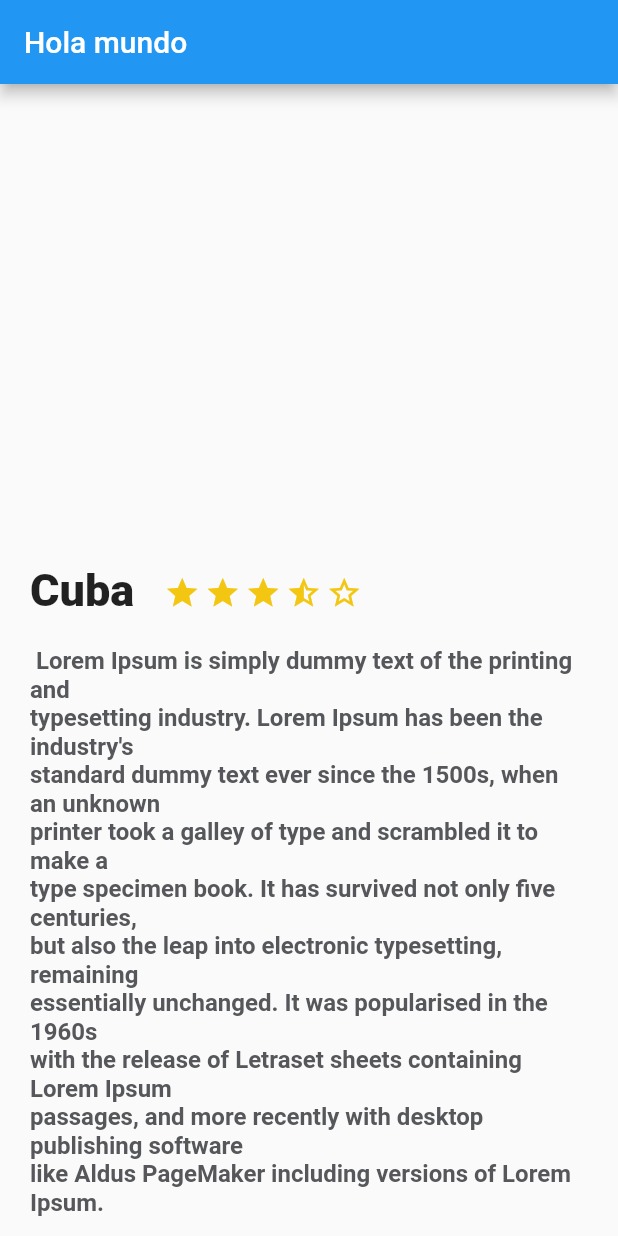
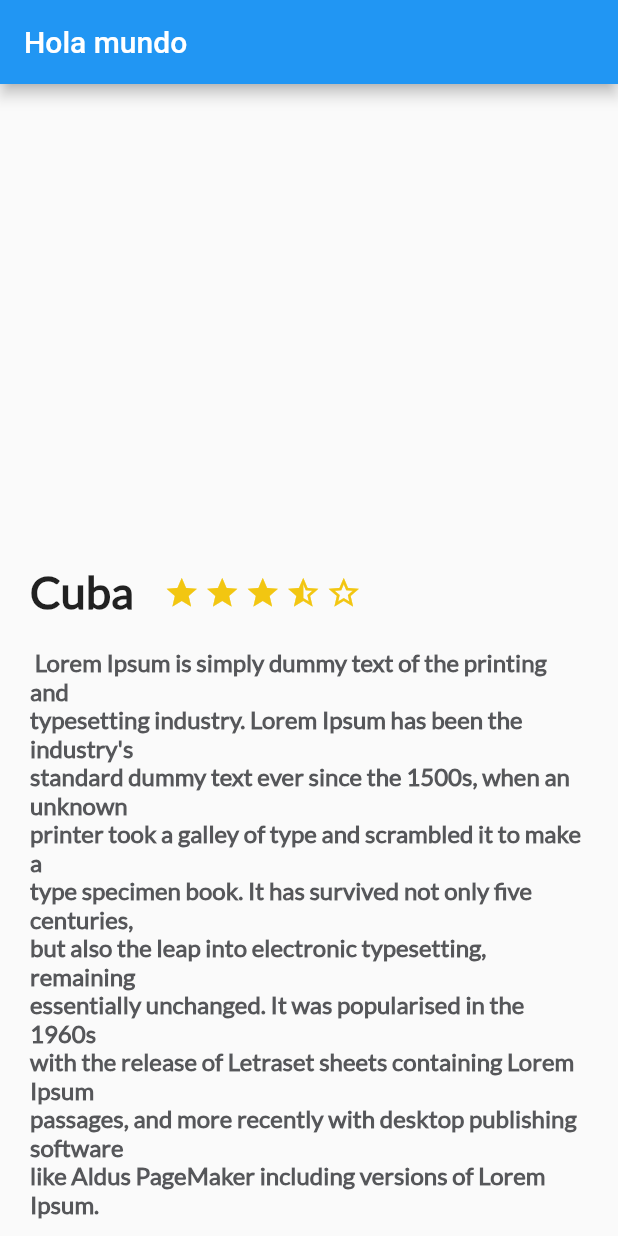
Before and after one commit to alanmaranto/Tripsbook, a Flutter app: the screen it shows after launch, on a phone screen of 412 x 824 dp. Run offline on Flutter 3.47's test engine with Material 2 defaults, Android fonts, the phone set to English and light mode, and no system bars.

Commit message:
style: add google font typography

```diff
--- a/lib/description_place.dart
+++ b/lib/description_place.dart
@@ -46,7 +46,10 @@ class DescriptionPlace extends StatelessWidget {
         Container(
           margin: EdgeInsets.only(top: 320.0, left: 20.0, right: 20.0),
           child: Text(namePlace,
-              style: TextStyle(fontSize: 30.0, fontWeight: FontWeight.w900),
+              style: TextStyle(
+                  fontSize: 30.0,
+                  fontWeight: FontWeight.w900,
+                  fontFamily: "Lato"),
               textAlign: TextAlign.left),
         ),
         Row(children: <Widget>[star, star, star, star_half, star_border])
@@ -58,6 +61,7 @@ class DescriptionPlace extends StatelessWidget {
       child: Text(descriptionPlace,
           style: const TextStyle(
               fontSize: 16.0,
+              fontFamily: "Lato",
               fontWeight: FontWeight.bold,
               color: Color(0xFF56575a))),
     );
```
Also changed, not shown: pubspec.yaml (+5 -7 lines), fonts/Lato-Regular.ttf (added).
